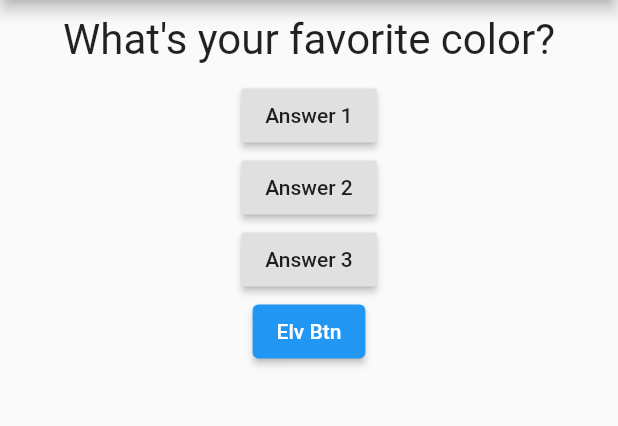
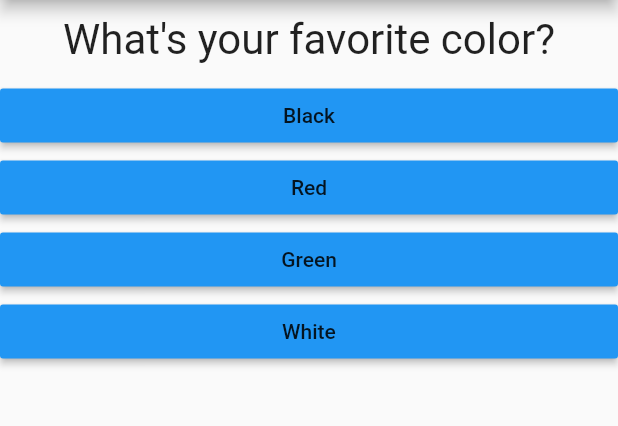
Before and after one commit to GoGiants1/flutter-practice, a Flutter app: the screen it shows after launch, on a phone screen of 412 x 824 dp, the part 84-510 px from its top. Run offline on Flutter 3.47's test engine with Material 2 defaults, Android fonts, the phone set to English and light mode, and no system bars.

Commit message:
Add dynamic answer buttons using Map

```diff
--- /dev/null
+++ b/flutter_complete_guide/lib/answer.dart
@@ -0,0 +1,20 @@
+import 'package:flutter/material.dart';
+
+class Answer extends StatelessWidget {
+  // const Answer({Key key}) : super(key: key);
+  final String txt;
+  final Function selectHandler;
+  Answer(this.txt, this.selectHandler);
+
+  @override
+  Widget build(BuildContext context) {
+    return Container(
+      width: double.infinity,
+      child: RaisedButton(
+        color: Colors.blue,
+        child: Text('${txt}'),
+        onPressed: () => this.selectHandler(),
+      ),
+    );
+  }
+}
--- a/flutter_complete_guide/lib/main.dart
+++ b/flutter_complete_guide/lib/main.dart
@@ -1,6 +1,7 @@
 import 'package:flutter/material.dart';
 
 import './question.dart';
+import 'answer.dart';
 
 // void main() {
 //   // Instanciationg MyApp()
@@ -22,19 +23,49 @@ class _MyAppState extends State<MyApp> {
   var _questionIndex = 0;
 
   // methods
-  void _answerQuestion(int number) {
-    setState(() {
-      _questionIndex = number;
-    });
-    print('Answer ${number} Chosen');
+  void _answerQuestion() {
+    if (_questionIndex < 2) {
+      setState(() {
+        _questionIndex += 1;
+      });
+    } else {
+      setState(() {
+        _questionIndex = 0;
+      });
+    }
   }
 
   @override
   Widget build(BuildContext context) {
     var questions = [
-      "What\'s your favorite color?",
-      'What\'s your favorite animal?',
-      'What\'s your favorite movie?',
+      // map
+      {
+        'questionText': "What\'s your favorite color?",
+        'answers': [
+          'Black',
+          'Red',
+          'Green',
+          'White',
+        ],
+      },
+      {
+        'questionText': 'What\'s your favorite animal?',
+        'answers': [
+          'Rabbit',
+          'Elephant',
+          'Snake',
+          'Lion',
+        ],
+      },
+      {
+        'questionText': 'What\'s your favorite movie?',
+        'answers': [
+          'Parasite',
+          'SpiderMan',
+          '1917',
+          'Iron Man',
+        ],
+      },
     ];
 
     return MaterialApp(
@@ -47,31 +78,12 @@ class _MyAppState extends State<MyApp> {
         body: Column(
           children: [
             Question(
-              questions[_questionIndex],
+              questions[_questionIndex]['questionText'],
             ),
             // Deprecated but stick to it in this Project
-            RaisedButton(
-              child: Text("Answer 1"),
-              // 함수의 이름, 포인터를 알려줌.
-              // 함수() 그냥 넘겨주는게 아니라 실행 후 리턴 값을 넘겨주는 것..
-              onPressed: () => _answerQuestion(0),
-            ),
-            RaisedButton(
-              child: Text("Answer 2"),
-              onPressed: () => _answerQuestion(1),
-            ),
-            RaisedButton(
-              child: Text("Answer 3"),
-              onPressed: () {
-                _answerQuestion(2);
-              },
-            ),
-            // alt of RaiseBtn
-            ElevatedButton(
-              // 익명함수를 넘겨줄 수 있음.
-              onPressed: () => print("Elv clicked"),
-              child: Text("Elv Btn"),
-            )
+            ...(questions[_questionIndex]['answers'] as List<String>).map((a) {
+              return Answer(a, _answerQuestion);
+            }).toList()
           ],
         ),
       ),
```
